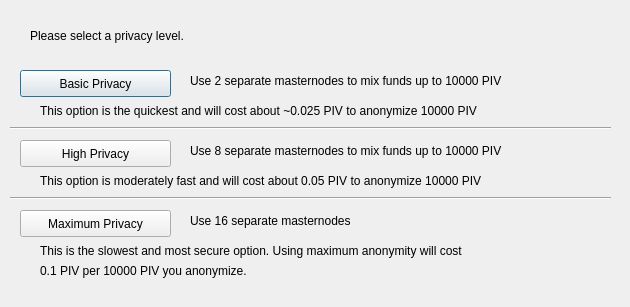
Above: src/qt/forms/obfuscationconfig.ui from private-datagram/pdg-core before the change. Below: the same form after it.
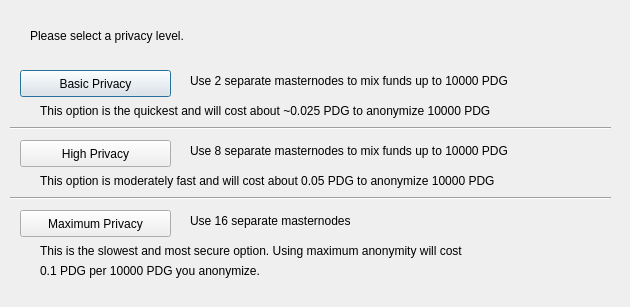
That is the form after the change.

Patch:
```diff
--- a/src/qt/forms/obfuscationconfig.ui
+++ b/src/qt/forms/obfuscationconfig.ui
@@ -75,7 +75,7 @@
     </rect>
    </property>
    <property name="text">
-    <string>Use 2 separate masternodes to mix funds up to 10000 PIV</string>
+    <string>Use 2 separate masternodes to mix funds up to 10000 PDG</string>
    </property>
   </widget>
   <widget class="QLabel" name="label_3">
@@ -88,7 +88,7 @@
     </rect>
    </property>
    <property name="text">
-    <string>Use 8 separate masternodes to mix funds up to 10000 PIV</string>
+    <string>Use 8 separate masternodes to mix funds up to 10000 PDG</string>
    </property>
   </widget>
   <widget class="QLabel" name="label_4">
@@ -114,7 +114,7 @@
     </rect>
    </property>
    <property name="text">
-    <string>This option is the quickest and will cost about ~0.025 PIV to anonymize 10000 PIV</string>
+    <string>This option is the quickest and will cost about ~0.025 PDG to anonymize 10000 PDG</string>
    </property>
   </widget>
   <widget class="QLabel" name="label_7">
@@ -127,7 +127,7 @@
     </rect>
    </property>
    <property name="text">
-    <string>This option is moderately fast and will cost about 0.05 PIV to anonymize 10000 PIV</string>
+    <string>This option is moderately fast and will cost about 0.05 PDG to anonymize 10000 PDG</string>
    </property>
   </widget>
   <widget class="QLabel" name="label_8">
@@ -153,7 +153,7 @@
     </rect>
    </property>
    <property name="text">
-    <string>0.1 PIV per 10000 PIV you anonymize.</string>
+    <string>0.1 PDG per 10000 PDG you anonymize.</string>
    </property>
   </widget>
   <widget class="Line" name="line">
```
